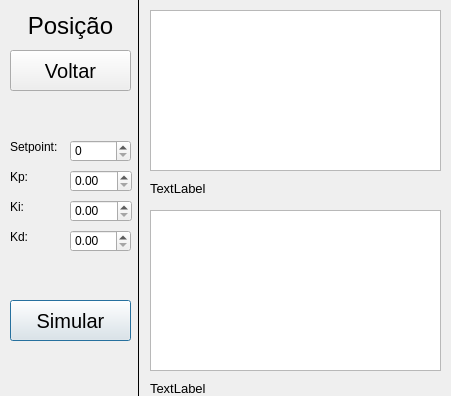
lgalvani007/ProjetoSemestral, file windows/posicao.ui: the form before one commit.
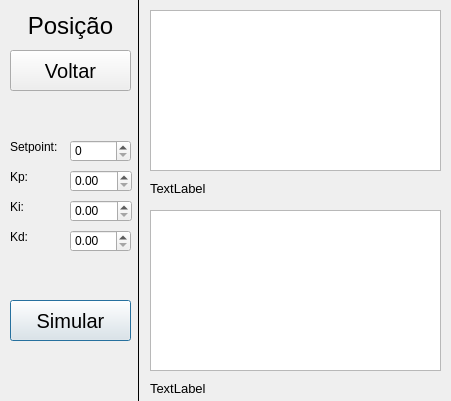
The form after the commit.

```diff
--- a/windows/posicao.ui
+++ b/windows/posicao.ui
@@ -7,7 +7,7 @@
     <x>0</x>
     <y>0</y>
     <width>451</width>
-    <height>396</height>
+    <height>401</height>
    </rect>
   </property>
   <property name="windowTitle">
```
